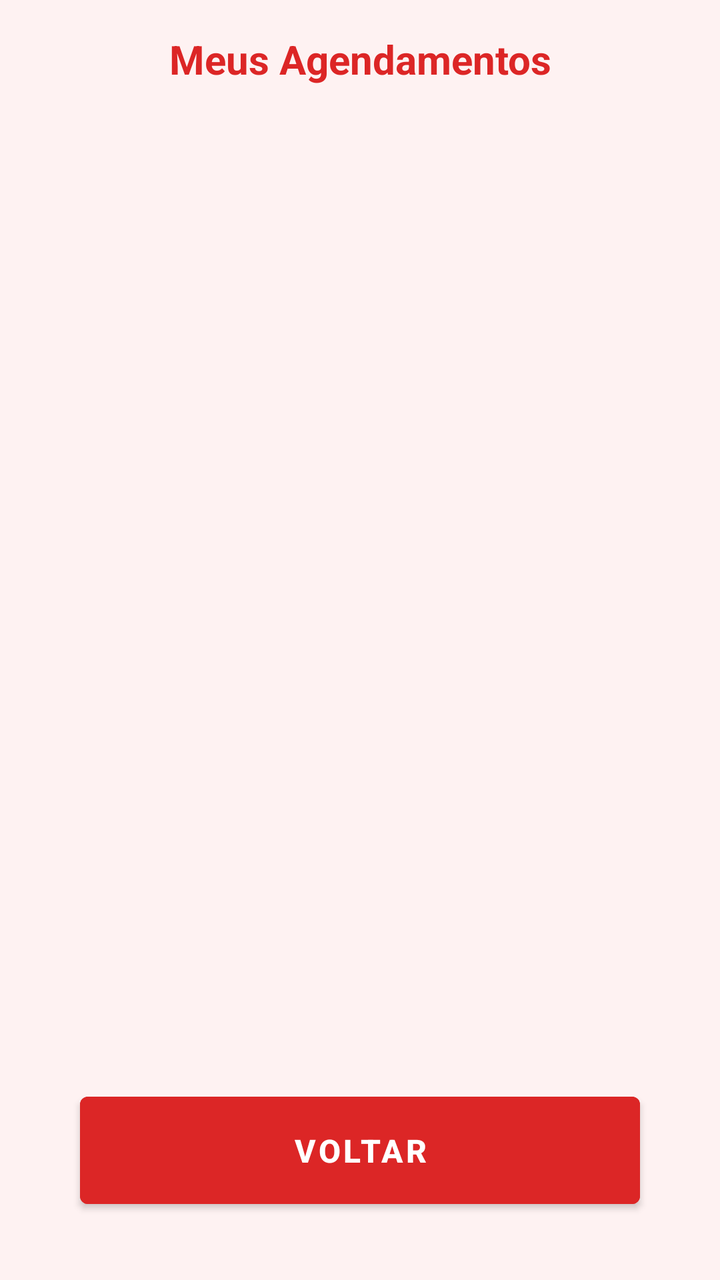
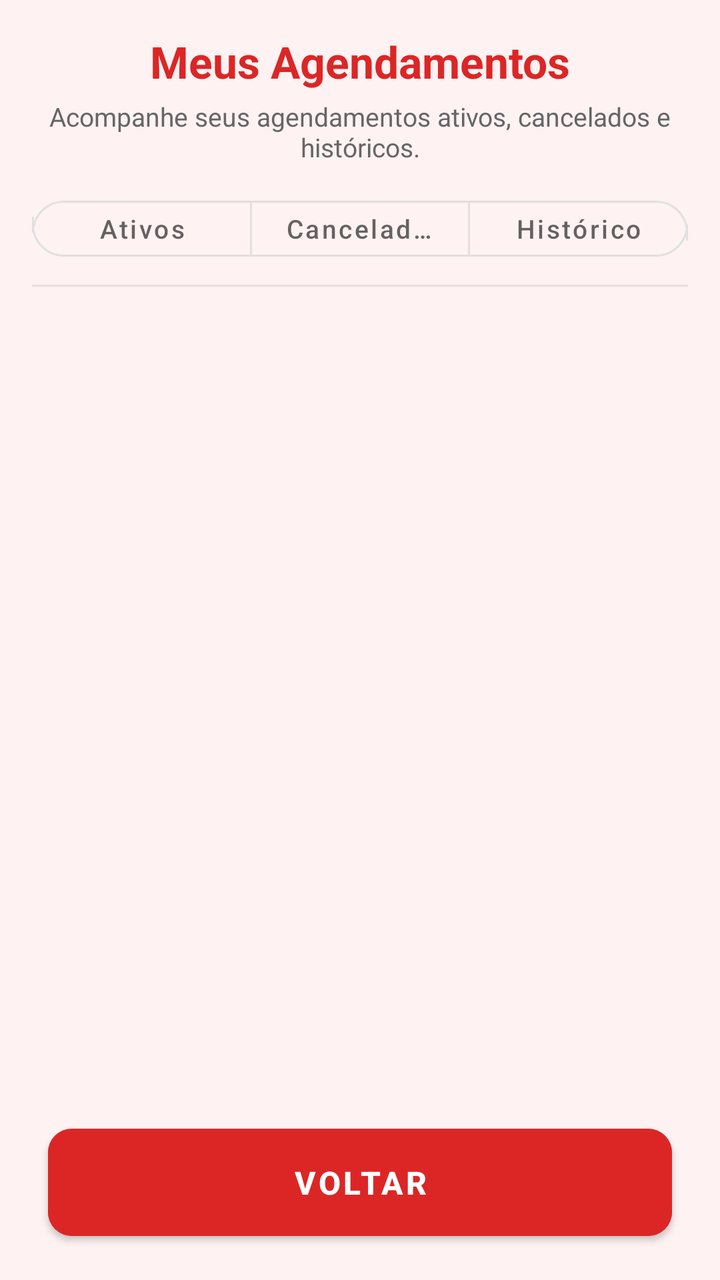

Screens rendered from an Android XML layout before and after an edit, with the pre-edit source and the edit as a unified diff.
<!-- AndroidManifest.xml: activity theme Theme.Newvitalgest01 -->
<!-- res/layout/activity_meus_agendamentos.xml -->
<?xml version="1.0" encoding="utf-8"?>
<LinearLayout xmlns:android="http://schemas.android.com/apk/res/android"
    android:layout_width="match_parent"
    android:layout_height="match_parent"
    android:background="@color/fundo_claro"
    android:orientation="vertical"
    android:padding="16dp">

    <TextView
        android:id="@+id/txtTitulo"
        android:layout_width="match_parent"
        android:layout_height="wrap_content"
        android:text="Meus Agendamentos"
        android:textSize="20sp"
        android:textStyle="bold"
        android:textColor="@color/vermelho_primario"
        android:gravity="center"
        android:layout_marginBottom="12dp" />

    
    <TextView
        android:id="@+id/txtMensagemVazio"
        android:layout_width="match_parent"
        android:layout_height="wrap_content"
        android:text="Você ainda não possui agendamentos."
        android:textSize="14sp"
        android:textColor="@color/azul_info"
        android:gravity="center"
        android:layout_marginTop="8dp"
        android:layout_marginBottom="8dp"
        android:visibility="gone" />

    <androidx.recyclerview.widget.RecyclerView
        android:id="@+id/recyclerMeusAgendamentos"
        android:layout_width="match_parent"
        android:layout_height="0dp"
        android:layout_weight="1"
        android:paddingBottom="12dp" />

    <Button
        android:id="@+id/btnVoltar"
        android:layout_width="match_parent"
        android:layout_height="wrap_content"
        android:text="Voltar"
        android:textSize="16sp"
        android:textStyle="bold"
        android:textColor="@color/white"
        android:backgroundTint="@color/vermelho_primario"
        android:padding="16dp"
        android:layout_marginStart="24dp"
        android:layout_marginEnd="24dp"
        android:layout_marginBottom="16dp" />

</LinearLayout>
<!-- resources referenced by this layout -->
<resources>
  <color name="azul_info">#1565C0</color>
  <color name="fundo_claro">#fef2f2</color>
  <color name="vermelho_primario">#dc2626</color>
  <color name="white">#FFFFFFFF</color>
  <style name="Theme.Newvitalgest01" parent="Base.Theme.Newvitalgest01" />
  <style name="Base.Theme.Newvitalgest01" parent="Theme.MaterialComponents.DayNight.NoActionBar">
          
          <item name="colorPrimary">@color/azul_primario</item>
          <item name="colorPrimaryVariant">@color/azul_primario</item>
          <item name="colorOnPrimary">@android:color/white</item>
  
          <item name="colorSecondary">@color/vermelho_primario</item>
          <item name="colorAccent">@color/vermelho_primario</item>
  
          
          <item name="android:windowBackground">@android:color/white</item>
          <item name="android:statusBarColor" tools:targetApi="l">@color/azul_primario</item>
  
          
          <item name="android:textColor">@android:color/black</item>
  
          
          <item name="android:fontFamily">sans-serif</item>
          <item name="fontFamily">sans-serif</item>
      </style>
  <color name="azul_primario">#1976D2</color>
</resources>

<!-- the commit's change to res/layout/activity_meus_agendamentos.xml (unified diff, before → after) -->
@@ -1,54 +1,147 @@
 <?xml version="1.0" encoding="utf-8"?>
-<LinearLayout xmlns:android="http://schemas.android.com/apk/res/android"
+<LinearLayout
+    xmlns:android="http://schemas.android.com/apk/res/android"
+    xmlns:app="http://schemas.android.com/apk/res-auto"
     android:layout_width="match_parent"
     android:layout_height="match_parent"
     android:background="@color/fundo_claro"
-    android:orientation="vertical"
-    android:padding="16dp">
+    android:orientation="vertical">
 
-    <TextView
-        android:id="@+id/txtTitulo"
+    
+    <LinearLayout
+        android:id="@+id/headerContainer"
         android:layout_width="match_parent"
         android:layout_height="wrap_content"
-        android:text="Meus Agendamentos"
-        android:textSize="20sp"
-        android:textStyle="bold"
-        android:textColor="@color/vermelho_primario"
-        android:gravity="center"
-        android:layout_marginBottom="12dp" />
+        android:orientation="vertical"
+        android:paddingStart="16dp"
+        android:paddingTop="16dp"
+        android:paddingEnd="16dp"
+        android:paddingBottom="8dp">
+
+        <TextView
+            android:id="@+id/txtTitulo"
+            android:layout_width="match_parent"
+            android:layout_height="wrap_content"
+            android:text="Meus Agendamentos"
+            android:textSize="22sp"
+            android:textStyle="bold"
+            android:textColor="@color/vermelho_primario"
+            android:gravity="center_horizontal" />
+
+        <TextView
+            android:id="@+id/txtSubtitulo"
+            android:layout_width="match_parent"
+            android:layout_height="wrap_content"
+            android:text="Acompanhe seus agendamentos ativos, cancelados e históricos."
+            android:textSize="13sp"
+            android:textColor="@color/cinza_texto"
+            android:gravity="center_horizontal"
+            android:layout_marginTop="4dp" />
+    </LinearLayout>
+
+    
+    <com.google.android.material.button.MaterialButtonToggleGroup
+        android:id="@+id/toggleGrupoAgendamentos"
+        android:layout_width="match_parent"
+        android:layout_height="wrap_content"
+        android:layout_marginStart="16dp"
+        android:layout_marginEnd="16dp"
+        android:layout_marginTop="4dp"
+        android:layout_marginBottom="8dp"
+        app:singleSelection="true"
+        app:selectionRequired="true"
+        app:shapeAppearanceOverlay="@style/ShapeFixToggle">
+
+        <com.google.android.material.button.MaterialButton
+            android:id="@+id/btnTabAtivos"
+            style="@style/Widget.MaterialComponents.Button.OutlinedButton"
+            android:layout_width="0dp"
+            android:layout_height="40dp"
+            android:layout_weight="1"
+            android:text="Ativos"
+            android:textAllCaps="false"
+            android:textSize="13sp"
+            app:cornerRadius="16dp"
+            app:strokeWidth="1dp" />
+
+        <com.google.android.material.button.MaterialButton
+            android:id="@+id/btnTabCancelados"
+            style="@style/Widget.MaterialComponents.Button.OutlinedButton"
+            android:layout_width="0dp"
+            android:layout_height="40dp"
+            android:layout_weight="1"
+            android:text="Cancelados"
+            android:textAllCaps="false"
+            android:textSize="13sp"
+            app:cornerRadius="16dp"
+            app:strokeWidth="1dp" />
+
+        <com.google.android.material.button.MaterialButton
+            android:id="@+id/btnTabHistorico"
+            style="@style/Widget.MaterialComponents.Button.OutlinedButton"
+            android:layout_width="0dp"
+            android:layout_height="40dp"
+            android:layout_weight="1"
+            android:text="Histórico"
+            android:textAllCaps="false"
+            android:textSize="13sp"
+            app:cornerRadius="16dp"
+            app:strokeWidth="1dp" />
+    </com.google.android.material.button.MaterialButtonToggleGroup>
+
+    
+    <View
+        android:layout_width="match_parent"
+        android:layout_height="1dp"
+        android:layout_marginStart="16dp"
+        android:layout_marginEnd="16dp"
+        android:background="#15000000" />
 
     
     <TextView
         android:id="@+id/txtMensagemVazio"
         android:layout_width="match_parent"
         android:layout_height="wrap_content"
-        android:text="Você ainda não possui agendamentos."
+        android:text="Nenhum agendamento encontrado aqui ainda."
         android:textSize="14sp"
         android:textColor="@color/azul_info"
         android:gravity="center"
-        android:layout_marginTop="8dp"
+        android:layout_marginTop="16dp"
         android:layout_marginBottom="8dp"
-        android:visibility="gone" />
+        android:paddingStart="24dp"
+        android:paddingEnd="24dp"
+        android:visibility="gone"
+        android:drawableTop="@android:drawable/ic_menu_info_details"
+        android:drawablePadding="8dp" />
 
+    
     <androidx.recyclerview.widget.RecyclerView
         android:id="@+id/recyclerMeusAgendamentos"
         android:layout_width="match_parent"
         android:layout_height="0dp"
         android:layout_weight="1"
-        android:paddingBottom="12dp" />
+        android:paddingStart="8dp"
+        android:paddingEnd="8dp"
+        android:paddingTop="4dp"
+        android:paddingBottom="4dp" />
 
-    <Button
-        android:id="@+id/btnVoltar"
-        android:layout_width="match_parent"
-        android:layout_height="wrap_content"
-        android:text="Voltar"
-        android:textSize="16sp"
-        android:textStyle="bold"
-        android:textColor="@color/white"
-        android:backgroundTint="@color/vermelho_primario"
-        android:padding="16dp"
-        android:layout_marginStart="24dp"
-        android:layout_marginEnd="24dp"
-        android:layout_marginBottom="16dp" />
+    
+
+
+        <Button
+            android:id="@+id/btnVoltar"
+            android:layout_width="match_parent"
+            android:layout_height="wrap_content"
+            android:text="Voltar"
+            android:textSize="16sp"
+            android:textStyle="bold"
+            android:textColor="@color/white"
+            android:backgroundTint="@color/vermelho_primario"
+            android:padding="16dp"
+            android:layout_marginStart="24dp"
+            android:layout_marginEnd="24dp"
+            android:layout_marginBottom="16dp"
+            app:cornerRadius="12dp" />
+
 
 </LinearLayout>
<!-- resource entries referenced after the edit -->
@@ -1,10 +1,22 @@
 <!-- resources referenced by this layout -->
 <resources>
   <color name="azul_info">#1565C0</color>
+  <color name="cinza_texto">#666666</color>
   <color name="fundo_claro">#fef2f2</color>
   <color name="vermelho_primario">#dc2626</color>
   <color name="white">#FFFFFFFF</color>
+  <style name="ShapeFixToggle">
+          <item name="cornerFamily">rounded</item>
+          <item name="cornerSize">16dp</item>
+          <item name="shapeAppearanceOverlay">@style/ShapeFixCorners</item>
+      </style>
   <style name="Theme.Newvitalgest01" parent="Base.Theme.Newvitalgest01" />
+  <style name="ShapeFixCorners">
+          <item name="cornerSizeTopLeft">16dp</item>
+          <item name="cornerSizeBottomLeft">16dp</item>
+          <item name="cornerSizeTopRight">16dp</item>
+          <item name="cornerSizeBottomRight">16dp</item>
+      </style>
   <style name="Base.Theme.Newvitalgest01" parent="Theme.MaterialComponents.DayNight.NoActionBar">
           
           <item name="colorPrimary">@color/azul_primario</item>
